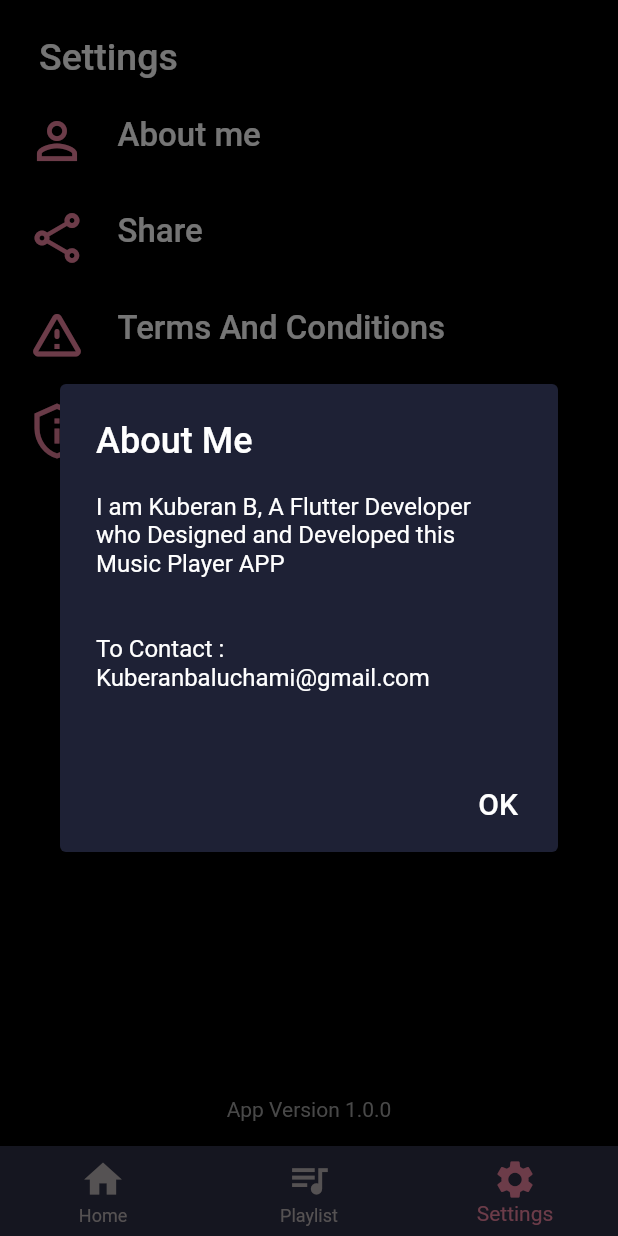
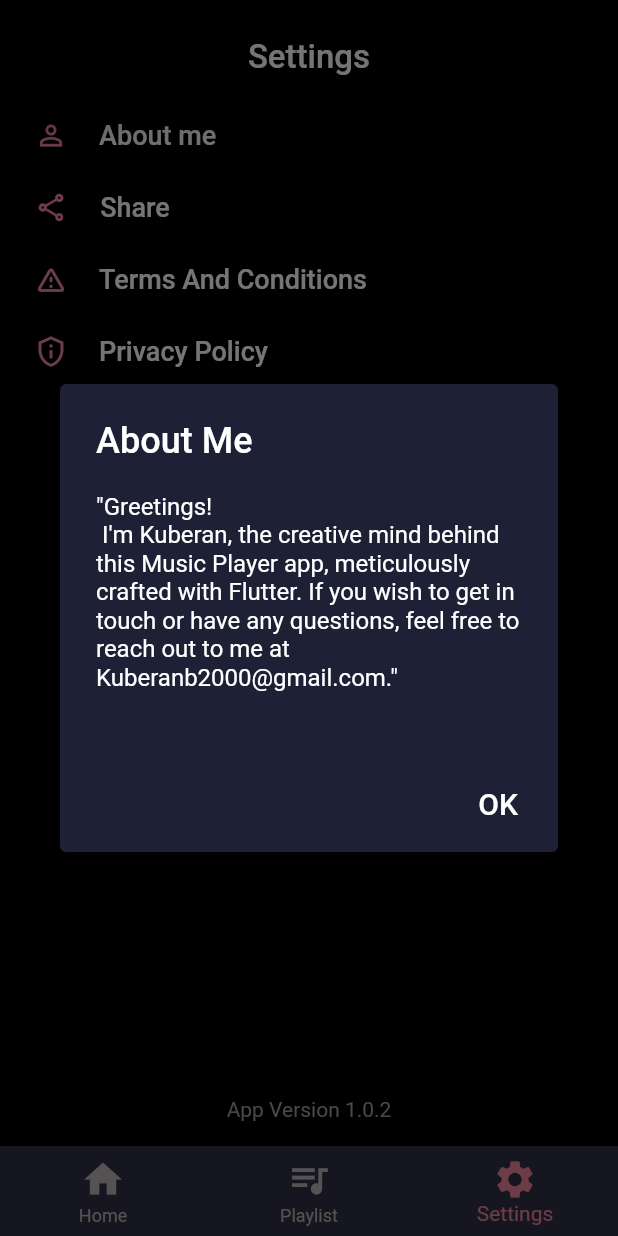
Before and after one commit to kuberanb/Musica_getX, a Flutter app: the screen it shows after launch, item 3 of the bottom bar chosen, after a tap on the "person outline" icon, on a phone screen of 412 x 824 dp. Run offline on Flutter 3.47's test engine with Material 2 defaults, Android fonts, the phone set to English and light mode, and no system bars; our stand-ins replace assets_audio_player, audio_video_progress_bar, flutter_html, get, hive_flutter, on_audio_query and 2 more; accounts and stored records are empty.

Commit message:
bug fix and playstore updated

```diff
--- a/lib/views/ScreenHomeList.dart
+++ b/lib/views/ScreenHomeList.dart
@@ -3,6 +3,7 @@ import 'package:flutter/material.dart';
 import 'package:get/get.dart';
 import 'package:musica/controllers/screen_home_list_controller.dart';
 import 'package:musica/functions/MiscellaneousFunctions.dart';
+import 'package:musica/functions/exit_dialog_box.dart';
 import 'package:musica/palettes/ColorPalettes.dart';
 import 'package:musica/views/ScreenSearch.dart';
 import 'package:musica/widgets/Song_List_Tile.dart';
@@ -28,9 +29,16 @@ class _ScreenHomeListState extends State<ScreenHomeList> {
   Widget build(BuildContext context) {
     final screenHeight = MediaQuery.of(context).size.height;
 
-    return Scaffold(
+    return WillPopScope(
+      onWillPop: () async {
+        showExitDialog(context);
+
+        return false;
+      },
+      child: Scaffold(
         backgroundColor: kBackgroundColor,
         appBar: AppBar(
+          centerTitle: true,
           automaticallyImplyLeading: false,
           backgroundColor: kBackgroundColor,
           title: const Text(
@@ -75,6 +83,7 @@ class _ScreenHomeListState extends State<ScreenHomeList> {
           },
           itemCount: screeHomeController.songBox.length,
         ),
+      ),
     );
   }
 }
--- a/lib/views/ScreenSettings.dart
+++ b/lib/views/ScreenSettings.dart
@@ -1,6 +1,7 @@
 import 'package:assets_audio_player/assets_audio_player.dart';
 import 'package:flutter/material.dart';
 import 'package:flutter/cupertino.dart';
+import 'package:musica/functions/exit_dialog_box.dart';
 import 'package:musica/palettes/ColorPalettes.dart';
 import 'package:musica/views/ScreenSettingTile.dart';
 import 'package:musica/widgets/SettingsTile.dart';
@@ -21,6 +22,7 @@ class _ScreenSettingsState extends State<ScreenSettings> {
   @override
   Widget build(BuildContext context) {
     final screenHeight = MediaQuery.of(context).size.height;
+    final screenWidth = MediaQuery.of(context).size.width;
 
     AssetsAudioPlayer audioPlayer = AssetsAudioPlayer.withId('0');
 
@@ -38,17 +40,28 @@ class _ScreenSettingsState extends State<ScreenSettings> {
     //   await sharedPrefs.setBool(NOTIFICATION, SWITCHVALUE!);
     // }
 
-    return Scaffold(
+    return WillPopScope(
+      onWillPop: () async {
+        showExitDialog(context);
+
+        return false;
+      },
+      child: Scaffold(
         backgroundColor: kBackgroundColor,
         appBar: AppBar(
+          centerTitle: true,
+          elevation: 10,
           automaticallyImplyLeading: false,
           title: const Text(
             'Settings',
-          style: TextStyle(color: kWhite, fontSize: 25),
+            style: TextStyle(color: kWhite, fontSize: 22),
           ),
           backgroundColor: kBackgroundColor,
         ),
-      body: Column(
+        body: SizedBox(
+          width: screenWidth,
+          child: Column(
+            crossAxisAlignment: CrossAxisAlignment.center,
             children: [
               SettingsTile(
                 text: 'About me',
@@ -75,9 +88,9 @@ class _ScreenSettingsState extends State<ScreenSettings> {
 
               //   ],
               // ),
-          SizedBox(
-            height: 0.02 * screenHeight,
-          ),
+              // SizedBox(
+              //   height: 0.01 * screenHeight,
+              // ),
               SettingsTile(
                   text: 'Share',
                   ic: Icons.share_outlined,
@@ -87,9 +100,9 @@ class _ScreenSettingsState extends State<ScreenSettings> {
                       // subject: 'Share it with your friends or Relatives ...'
                     );
                   }),
-          SizedBox(
-            height: 0.02 * screenHeight,
-          ),
+              // SizedBox(
+              //   height: 0.01 * screenHeight,
+              // ),
               SettingsTile(
                   text: 'Terms And Conditions',
                   ic: Icons.warning_amber_rounded,
@@ -102,9 +115,9 @@ class _ScreenSettingsState extends State<ScreenSettings> {
                       }),
                     );
                   }),
-          SizedBox(
-            height: 0.02 * screenHeight,
-          ),
+              // SizedBox(
+              //   height: 0.01 * screenHeight,
+              // ),
               SettingsTile(
                   text: 'Privacy Policy',
                   ic: Icons.privacy_tip_outlined,
@@ -120,7 +133,7 @@ class _ScreenSettingsState extends State<ScreenSettings> {
                 child: Align(
                   alignment: Alignment.bottomCenter,
                   child: Text(
-                'App Version 1.0.0',
+                    'App Version 1.0.2',
                     style: TextStyle(color: Colors.grey),
                   ),
                 ),
@@ -129,6 +142,8 @@ class _ScreenSettingsState extends State<ScreenSettings> {
                 height: 0.02 * screenHeight,
               ),
             ],
+          ),
+        ),
       ),
     );
   }
@@ -148,13 +163,14 @@ showAboutMe(
           style: TextStyle(color: kWhite, fontSize: 24),
         ),
         content: const Text(
-          '''I am Kuberan B, A Flutter Developer
-who Designed and Developed this Music Player APP
-
-
-To Contact : Kuberanbaluchami@gmail.com
+          '''"Greetings!
+ I'm Kuberan, the creative mind behind this Music Player app, meticulously crafted with Flutter. If you wish to get in touch or have any questions, feel free to reach out to me at Kuberanb2000@gmail.com."
         ''',
-          style: TextStyle(color: kWhite, fontSize: 16),
+          textAlign: TextAlign.start,
+          style: TextStyle(
+            color: kWhite,
+            fontSize: 16,
+          ),
         ),
         actions: [
           TextButton(
--- a/lib/widgets/SettingsTile.dart
+++ b/lib/widgets/SettingsTile.dart
@@ -26,19 +26,19 @@ class SettingsTile extends StatelessWidget {
           icon: Icon(
             ic,
             color: kPink,
-            size: 40 * textscale,
+            size: 22 * textscale,
           ),
           onPressed: onpressed,
         ),
-        SizedBox(
-          width: 0.03 * screenWidth,
-        ),
+        // SizedBox(
+        //   width: 0.01 * screenWidth,
+        // ),
         TextButton(
+          onPressed: onpressed,
           child: Text(
             text,
-            style: TextStyle(color: kWhite, fontSize: 22 * textscale),
+            style: TextStyle(color: kWhite, fontSize: 18 * textscale),
           ),
-          onPressed: onpressed,
         ),
       ],
     );
--- a/pubspec.yaml
+++ b/pubspec.yaml
@@ -15,7 +15,7 @@ publish_to: "none" # Remove this line if you wish to publish to pub.dev
 # In iOS, build-name is used as CFBundleShortVersionString while build-number used as CFBundleVersion.
 # Read more about iOS versioning at
 # https://developer.apple.com/library/archive/documentation/General/Reference/InfoPlistKeyReference/Articles/CoreFoundationKeys.html
-version: 1.0.0+2
+version: 1.0.0+3
 
 environment:
   sdk: ">=2.17.6 <3.0.0"
```
Also changed, not shown: lib/functions/exit_dialog_box.dart (added, +43 -0 lines), lib/views/ScreenPlaylist.dart (+18 -6 lines), 1 other file. Lines whose indentation alone changed are shown as unchanged.
